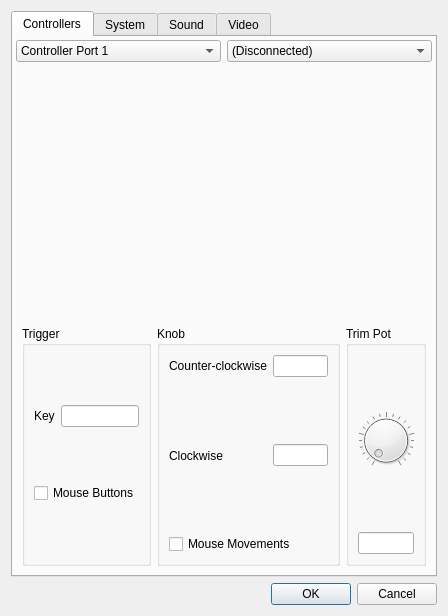
The window that apps/nes-emulator/emulatorprefsdialog.ui (christopherpow/nesicide) describes before a commit, drawn with Qt 5.
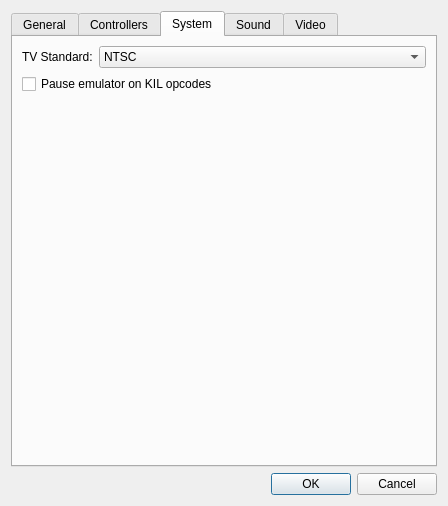
The same window after the commit. The open tabs and pages were chosen to show the change. Icons and pictures are not drawn. Custom widgets are drawn as their Qt base class.

The edit to the form file:
```diff
--- a/apps/nes-emulator/emulatorprefsdialog.ui
+++ b/apps/nes-emulator/emulatorprefsdialog.ui
@@ -7,7 +7,7 @@
     <x>0</x>
     <y>0</y>
     <width>448</width>
-    <height>616</height>
+    <height>506</height>
    </rect>
   </property>
   <property name="windowTitle">
@@ -19,7 +19,21 @@
      <property name="currentIndex">
       <number>1</number>
      </property>
-     <widget class="QWidget" name="controllers">
+     <widget class="QWidget" name="general">
+      <attribute name="title">
+       <string>General</string>
+      </attribute>
+      <layout class="QFormLayout" name="formLayout_4">
+       <item row="0" column="0">
+        <widget class="QCheckBox" name="pauseOnTaskSwitch">
+         <property name="text">
+          <string>Pause emulation on task switch</string>
+         </property>
+        </widget>
+       </item>
+      </layout>
+     </widget>
+     <widget class="QWidget" name="nescontrollers">
       <attribute name="title">
        <string>Controllers</string>
       </attribute>
@@ -398,24 +412,8 @@
          <widget class="QWidget" name="vausPage">
           <layout class="QGridLayout" name="gridLayout_9">
            <item row="0" column="0">
-            <layout class="QHBoxLayout" name="horizontalLayout_2">
-             <property name="spacing">
-              <number>0</number>
-             </property>
-             <item>
-              <spacer name="horizontalSpacer">
-               <property name="orientation">
-                <enum>Qt::Horizontal</enum>
-               </property>
-               <property name="sizeHint" stdset="0">
-                <size>
-                 <width>40</width>
-                 <height>20</height>
-                </size>
-               </property>
-              </spacer>
-             </item>
-             <item>
+            <layout class="QGridLayout" name="gridLayout_15">
+             <item row="0" column="0" rowspan="3">
               <widget class="QLabel" name="label_17">
                <property name="text">
                 <string/>
@@ -425,24 +423,7 @@
                </property>
               </widget>
              </item>
-             <item>
-              <spacer name="horizontalSpacer_2">
-               <property name="orientation">
-                <enum>Qt::Horizontal</enum>
-               </property>
-               <property name="sizeHint" stdset="0">
-                <size>
-                 <width>40</width>
-                 <height>20</height>
-                </size>
-               </property>
-              </spacer>
-             </item>
-            </layout>
-           </item>
-           <item row="3" column="0">
-            <layout class="QGridLayout" name="gridLayout_5">
-             <item row="0" column="0">
+             <item row="2" column="1">
               <widget class="QGroupBox" name="groupBox_3">
                <property name="title">
                 <string>Trigger</string>
@@ -552,7 +533,7 @@
                </layout>
               </widget>
              </item>
-             <item row="0" column="2">
+             <item row="1" column="1">
               <widget class="QGroupBox" name="groupBox_6">
                <property name="title">
                 <string>Trim Pot</string>
```
Left out of the diff: 8 changed lines with no effect on the pictures.
